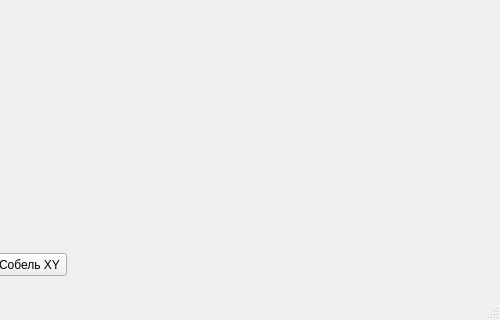
Old version of the form mainwindow.ui in the repository alexey8pcd/CyberVision_Lab1; both pictures show x 318 to 818 and y 194 to 514 of the 818 by 514 pixel window.
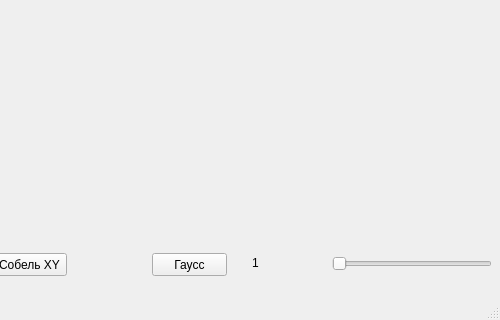
New version of the form.

Commit message: Gauss filter created

```diff
--- a/mainwindow.ui
+++ b/mainwindow.ui
@@ -79,6 +79,51 @@
      <string>Собель XY</string>
     </property>
    </widget>
+   <widget class="QPushButton" name="bGauss">
+    <property name="geometry">
+     <rect>
+      <x>470</x>
+      <y>430</y>
+      <width>75</width>
+      <height>23</height>
+     </rect>
+    </property>
+    <property name="text">
+     <string>Гаусс</string>
+    </property>
+   </widget>
+   <widget class="QSlider" name="sliderRadius">
+    <property name="geometry">
+     <rect>
+      <x>650</x>
+      <y>430</y>
+      <width>160</width>
+      <height>22</height>
+     </rect>
+    </property>
+    <property name="mouseTracking">
+     <bool>false</bool>
+    </property>
+    <property name="minimum">
+     <number>1</number>
+    </property>
+    <property name="orientation">
+     <enum>Qt::Horizontal</enum>
+    </property>
+   </widget>
+   <widget class="QLabel" name="lRadius">
+    <property name="geometry">
+     <rect>
+      <x>570</x>
+      <y>430</y>
+      <width>47</width>
+      <height>20</height>
+     </rect>
+    </property>
+    <property name="text">
+     <string>1</string>
+    </property>
+   </widget>
   </widget>
   <widget class="QMenuBar" name="menuBar">
    <property name="geometry">
```
The commit also changes 13 other files.
